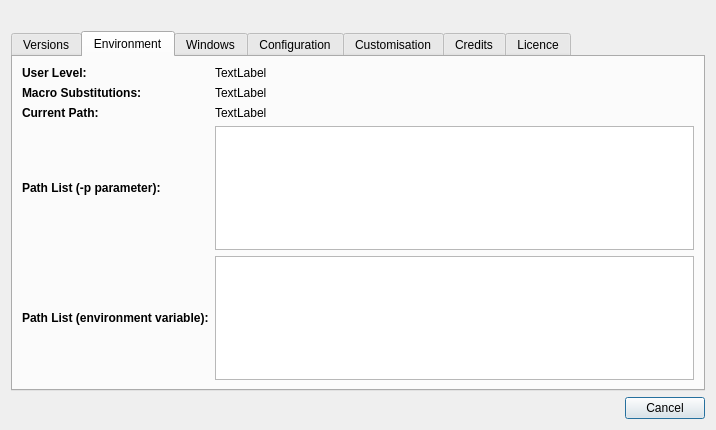
First picture: the form in applications/QEGuiApp/src/aboutDialog.ui, repository andrewrhyder/epicsqt, before the edit.
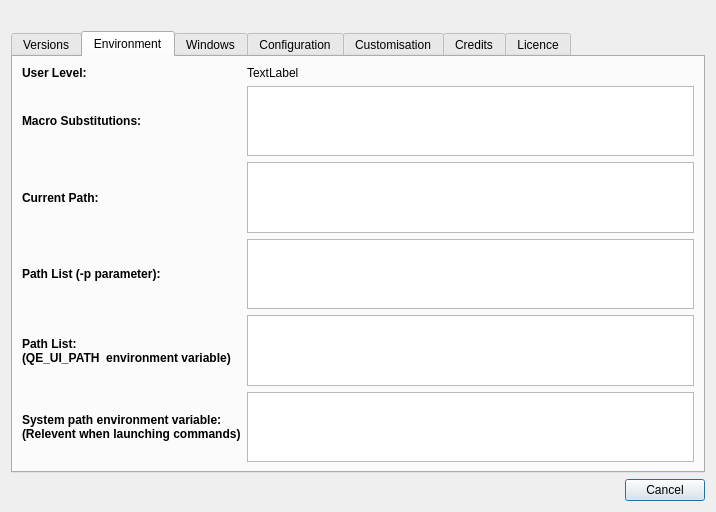
Second picture: the form after the edit. The open tabs and pages were chosen to show the change. Icons and pictures are not drawn.

Commit message: In 'About...' dialog, add path environment variable and populate current working directory. Log applications launched so generated command can be observed and diagnosed. In QEImage 'Save', ensure 'Save As...' dialog presents a default file name. In QEImage, when disabling a markup, hide the markup on the image if it is drawn.

What changed in the file:
```diff
--- a/applications/QEGuiApp/src/aboutDialog.ui
+++ b/applications/QEGuiApp/src/aboutDialog.ui
@@ -133,7 +133,7 @@
       <attribute name="title">
        <string>Environment</string>
       </attribute>
-      <layout class="QGridLayout" name="gridLayout_2" columnstretch="0,1">
+      <layout class="QGridLayout" name="gridLayout_2" columnstretch="0,0">
        <item row="1" column="0">
         <widget class="QLabel" name="label_5">
          <property name="font">
@@ -147,21 +147,7 @@
          </property>
         </widget>
        </item>
-       <item row="1" column="1">
-        <widget class="QLabel" name="macroSubstitutionsLabel">
-         <property name="text">
-          <string>TextLabel</string>
-         </property>
-        </widget>
-       </item>
-       <item row="2" column="1">
-        <widget class="QLabel" name="currentPathLabel">
-         <property name="text">
-          <string>TextLabel</string>
-         </property>
-        </widget>
-       </item>
-       <item row="2" column="0">
+       <item row="4" column="0">
         <widget class="QLabel" name="label_6">
          <property name="font">
           <font>
@@ -174,7 +160,7 @@
          </property>
         </widget>
        </item>
-       <item row="3" column="0">
+       <item row="5" column="0">
         <widget class="QLabel" name="label_7">
          <property name="font">
           <font>
@@ -187,7 +173,7 @@
          </property>
         </widget>
        </item>
-       <item row="4" column="0">
+       <item row="6" column="0">
         <widget class="QLabel" name="label_8">
          <property name="font">
           <font>
@@ -196,17 +182,25 @@
           </font>
          </property>
          <property name="text">
-          <string>Path List (environment variable):</string>
+          <string>Path List:
+(QE_UI_PATH  environment variable)</string>
          </property>
         </widget>
        </item>
-       <item row="3" column="1">
-        <widget class="QListWidget" name="pathParameterList"/>
+       <item row="5" column="1">
+        <widget class="QListWidget" name="pathParameterList">
+         <property name="dragEnabled">
+          <bool>false</bool>
+         </property>
+         <property name="wordWrap">
+          <bool>true</bool>
+         </property>
+        </widget>
        </item>
-       <item row="4" column="1">
+       <item row="6" column="1">
         <widget class="QListWidget" name="pathVariableList"/>
        </item>
-       <item row="6" column="0">
+       <item row="11" column="0">
         <spacer name="verticalSpacer_2">
          <property name="orientation">
           <enum>Qt::Vertical</enum>
@@ -237,6 +231,44 @@
          <property name="text">
           <string>TextLabel</string>
          </property>
+         <property name="textFormat">
+          <enum>Qt::PlainText</enum>
+         </property>
+        </widget>
+       </item>
+       <item row="9" column="0">
+        <widget class="QLabel" name="label_16">
+         <property name="font">
+          <font>
+           <weight>75</weight>
+           <bold>true</bold>
+          </font>
+         </property>
+         <property name="text">
+          <string>System path environment variable:
+(Relevent when launching commands)</string>
+         </property>
+        </widget>
+       </item>
+       <item row="4" column="1">
+        <widget class="QPlainTextEdit" name="currentPathTextEdit">
+         <property name="readOnly">
+          <bool>true</bool>
+         </property>
+        </widget>
+       </item>
+       <item row="1" column="1">
+        <widget class="QPlainTextEdit" name="macroSubstitutionsTextEdit">
+         <property name="readOnly">
+          <bool>true</bool>
+         </property>
+        </widget>
+       </item>
+       <item row="9" column="1">
+        <widget class="QPlainTextEdit" name="systemPathLabelTextEdit">
+         <property name="readOnly">
+          <bool>true</bool>
+         </property>
         </widget>
        </item>
       </layout>
```
Left out of the diff: 43 changed lines with no effect on the pictures. The commit also changes 8 other files.
